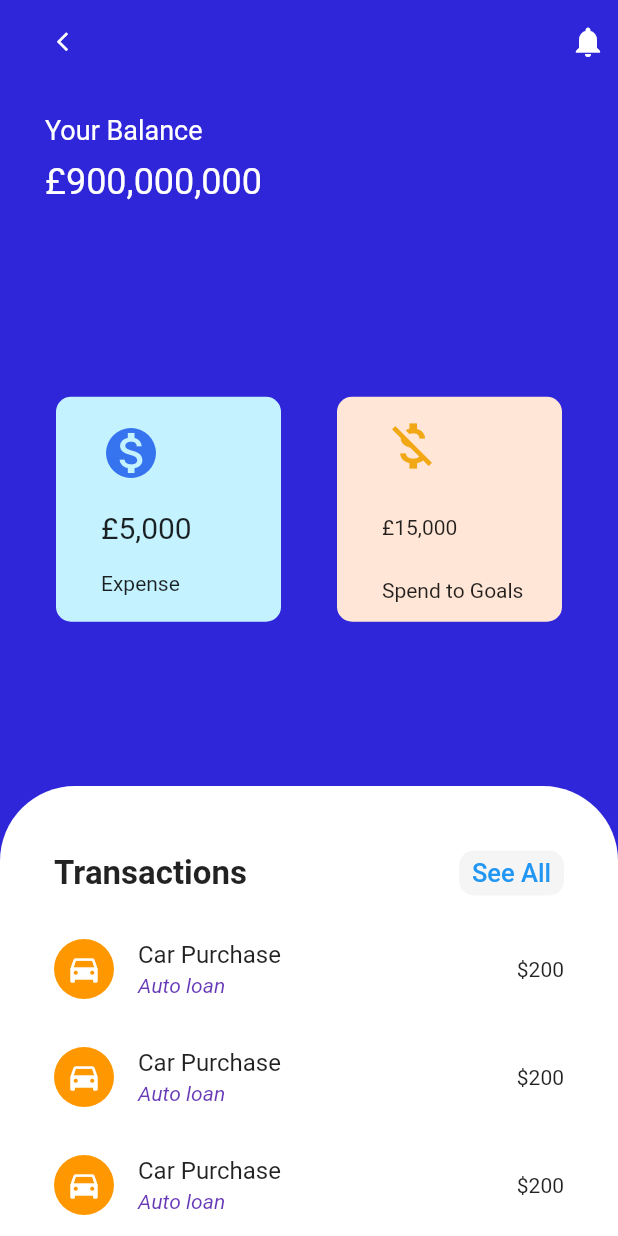
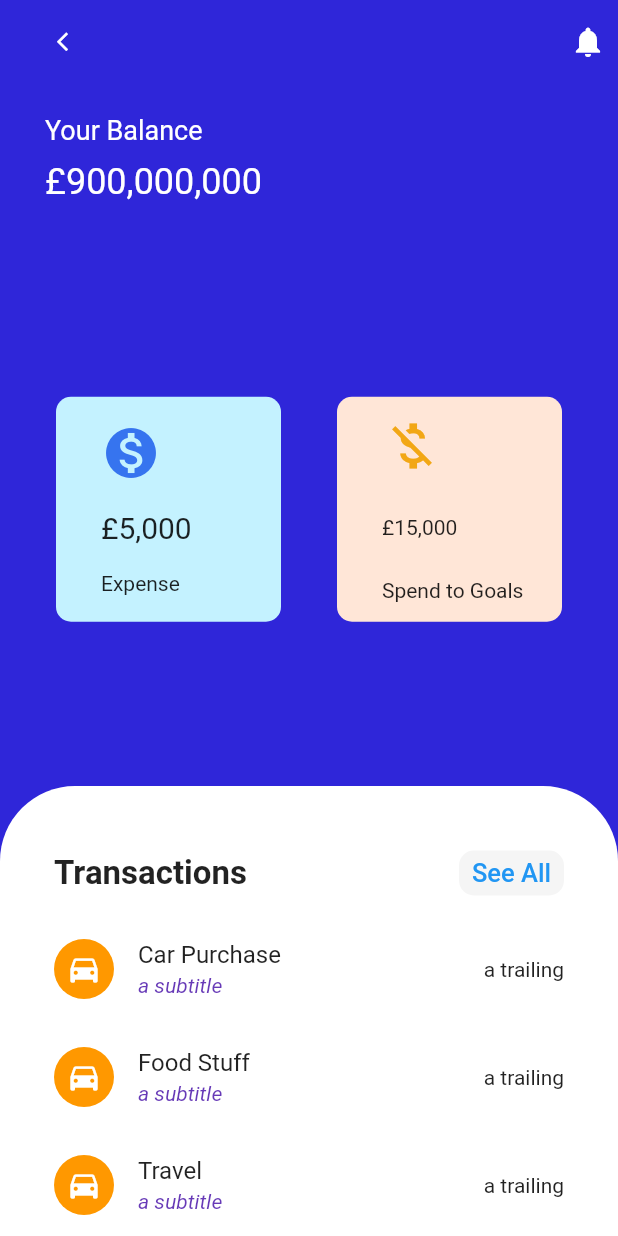
Before and after one commit to StellaMighty/BankApp, a Flutter app: the screen it shows after launch, after a tap on "Transactions", on a phone screen of 412 x 824 dp. Run offline on Flutter 3.47's test engine with Material 2 defaults, Android fonts, the phone set to English and light mode, and no system bars; missing offline and left inert: dart:ffi.

Commit message:
refactor: listview with dynamic listbuilder

```diff
--- a/lib/Budget.dart
+++ b/lib/Budget.dart
@@ -22,9 +22,9 @@ class _BudgetState extends State<Budget> {
   Widget build(BuildContext context) {
     var mediaQuery = MediaQuery.of(context).size;
     double _height = mediaQuery.height;
-    print(_height);
+
     double _width = mediaQuery.width;
-    print(_width);
+
     return Scaffold(
       key: _scaffoldKey,
       backgroundColor: Color(0xff191970),
--- a/lib/main.dart
+++ b/lib/main.dart
@@ -45,7 +45,6 @@ class _WelcomePageState extends State<WelcomePage> {
   Widget build(BuildContext context) {
     var mediaQuery = MediaQuery.of(context).size;
     double _height = mediaQuery.height;
-    print(_height);
     double _width = mediaQuery.width;
     return SafeArea(
       /// this makes the app start from below the phone notification top bar
--- a/lib/pages/transaction.dart
+++ b/lib/pages/transaction.dart
@@ -1,12 +1,15 @@
 import 'package:flutter/material.dart';
 
 class Transaction extends StatelessWidget {
-  final List list = ['one', 'two'];
-  final List<Widget> _transactions = <Widget>[
-    TransactionItem('Car Purchase', 'Auto loan', '\$200'),
-    TransactionItem('Car Purchase', 'Auto loan', '\$200'),
-    TransactionItem('Car Purchase', 'Auto loan', '\$200'),
-    TransactionItem('Car Purchase', 'Auto loan', '\$200'),
+  final List _transactions = [
+    {'title': 'Car Purchase', 'subtitle': 'Auto loan', 'amount': '\$200'},
+    {'title': 'Food Stuff', 'subtitle': 'I but food', 'amount': '\$400'},
+    {'title': 'Travel', 'subtitle': 'Lagos', 'amount': '\$1000'},
+    {'title': 'School fee', 'subtitle': 'Year one fee', 'amount': '\$4000'},
+    {'title': 'Car Purchase', 'subtitle': 'Auto loan', 'amount': '\$200'},
+    {'title': 'Food Stuff', 'subtitle': 'I but food', 'amount': '\$400'},
+    {'title': 'Travel', 'subtitle': 'Lagos', 'amount': '\$1000'},
+    {'title': 'School fee', 'subtitle': 'Year one fee', 'amount': '\$4000'},
   ];
   @override
   Widget build(BuildContext context) {
@@ -18,7 +21,6 @@ class Transaction extends StatelessWidget {
             leading: Padding(
               padding: EdgeInsets.only(left: 30.0, top: 10, bottom: 10.0),
               child: IconButton(
-                  //TODO: call an app drawer
                   onPressed: () =>
                       Navigator.pop(context), //takes you back to previous page
                   icon: Icon(
@@ -151,8 +153,15 @@ class Transaction extends StatelessWidget {
                           left: 20,
                           right: 20,
                         ),
-                        child: ListView(
-                          children: _transactions,
+                        child: ListView.builder(
+                          itemCount: _transactions.length,
+                          itemBuilder: (context, index) {
+                            //TODO: make subtitle and trailing dynamic
+                            return TransactionItem(
+                                _transactions[index]['title'],
+                                'a subtitle',
+                                'a trailing');
+                          },
                         ),
                       ),
                     ),
@@ -163,6 +172,9 @@ class Transaction extends StatelessWidget {
   }
 }
 
+//TODO: refactor the project directory by taking the TransactionItem to the widgets folder
+//TODO: Do thesame thing for the BoxContainer created before
+//TODO: Move the Budget.dart and Recommendation.dart to the pages folder
 class TransactionItem extends StatelessWidget {
   const TransactionItem(this.title, this.subtitle, this.trailing);
 
```
